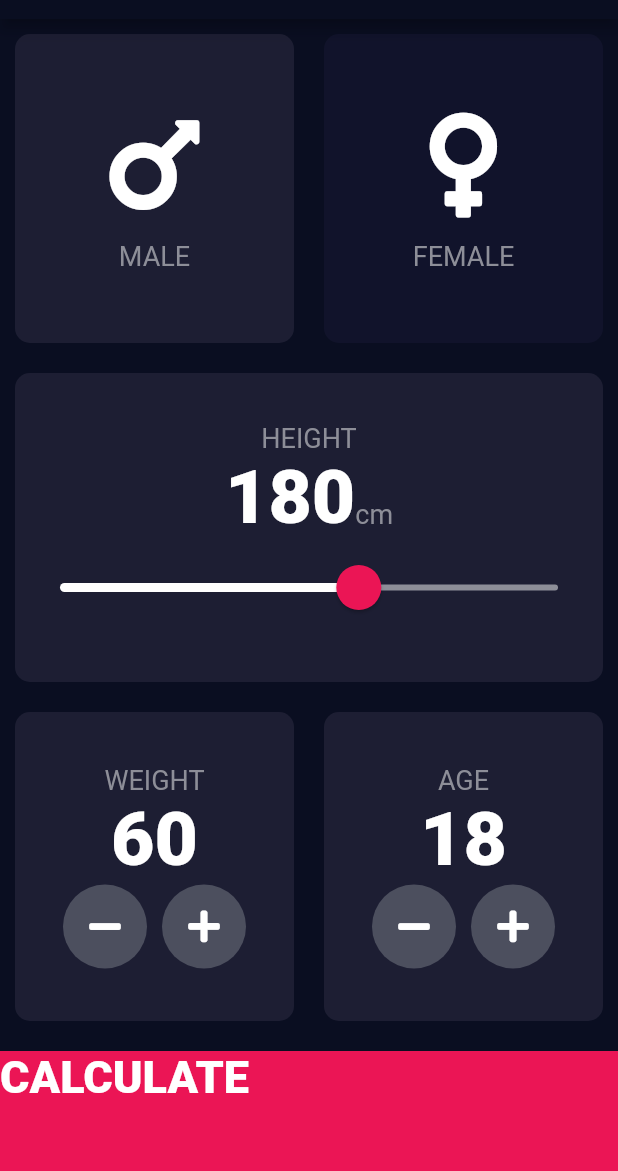
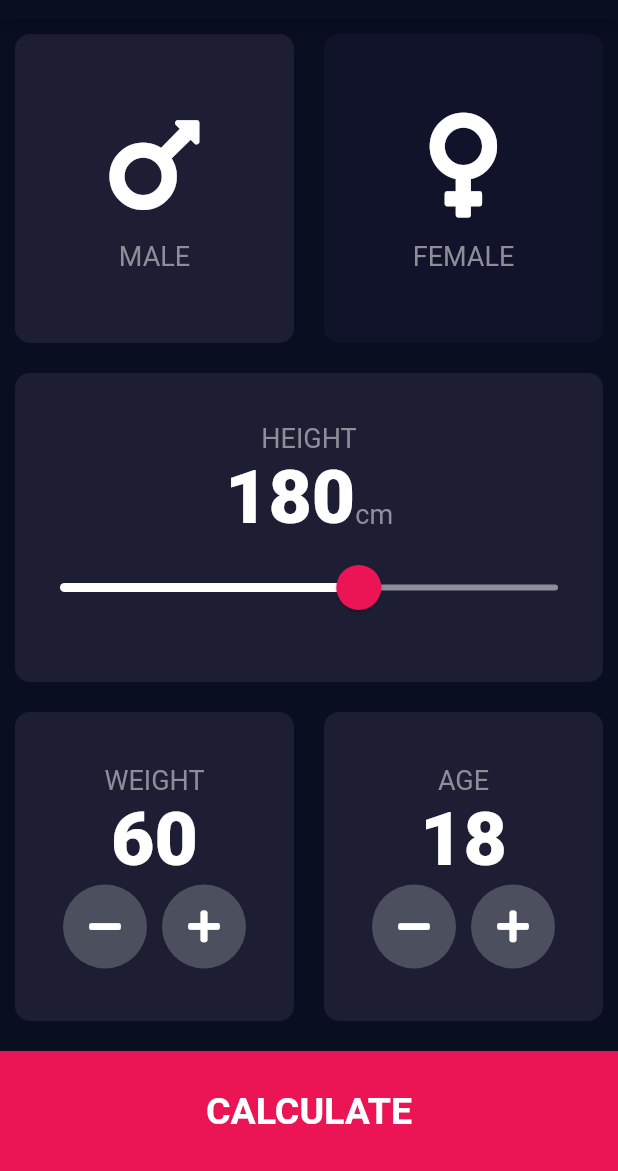
Before and after one commit to prashantsumfactor/bmiCalculator, a Flutter app: the screen it shows after launch, on a phone screen of 412 x 824 dp, the part 65-1236 px from its top. Run offline on Flutter 3.47's test engine with Material 2 defaults, Android fonts, the phone set to English and light mode, and no system bars; our stand-ins replace font_awesome_flutter.

```diff
--- /dev/null
+++ b/lib/component/bottom_button.dart
@@ -0,0 +1,29 @@
+import 'package:flutter/material.dart';
+import '../constant.dart';
+
+class BottomButton extends StatelessWidget {
+
+  BottomButton({required this.buttonTitle, required this.onTap});
+
+  final String buttonTitle;
+  final GestureTapCallback onTap;
+
+  @override
+  Widget build(BuildContext context) {
+    return GestureDetector(
+      onTap: onTap,
+      child: Container(
+        color: kBottomColor,
+        width: double.infinity,
+        height: kBottomContainerHeight,
+        margin: const EdgeInsets.only(top: 10.0),
+        child: Center(
+          child: Text(
+            buttonTitle,
+            style: kLargeButtonTextStyle,
+          ),
+        ),
+      ),
+    );
+  }
+}
--- a/lib/icon_content.dart
+++ b/lib/component/icon_content.dart
@@ -1,5 +1,5 @@
 import 'package:flutter/material.dart';
-import 'constant.dart';
+import '../constant.dart';
 
 class IconContent extends StatelessWidget {
   IconContent({required this.name, required this.icon});
--- /dev/null
+++ b/lib/component/roundIcon_button.dart
@@ -0,0 +1,23 @@
+import 'package:flutter/material.dart';
+
+class RoundIconButton extends StatelessWidget {
+  RoundIconButton({required this.icon, required this.onPressed});
+
+  final IconData icon;
+  final GestureTapCallback onPressed;
+
+  @override
+  Widget build(BuildContext context) {
+    return RawMaterialButton(
+      onPressed: onPressed,
+      elevation: 0.0,
+      child: Icon(icon),
+      constraints: BoxConstraints.tightFor(
+        width: 56.0,
+        height: 56.0,
+      ),
+      shape: CircleBorder(),
+      fillColor: Color(0xFF4C4F5E),
+    );
+  }
+}
--- a/lib/main.dart
+++ b/lib/main.dart
@@ -1,5 +1,5 @@
 import 'package:flutter/material.dart';
-import 'inout_page.dart';
+import 'screens/inout_page.dart';
 
 void main() => runApp(const BmiCalculator());
 
@@ -12,7 +12,7 @@ class BmiCalculator extends StatelessWidget {
       theme: ThemeData.dark().copyWith(
         scaffoldBackgroundColor: const Color(0xFF0A0E21),
       ),
-      home: InputPage(),
+      home: const InputPage(),
     );
   }
 }
--- a/lib/inout_page.dart
+++ b/lib/screens/inout_page.dart
@@ -1,9 +1,11 @@
 import 'package:flutter/material.dart';
 import 'package:font_awesome_flutter/font_awesome_flutter.dart';
-import 'icon_content.dart';
-import 'reusable_card.dart';
-import 'constant.dart';
+import '../component/icon_content.dart';
+import '../component/reusable_card.dart';
+import '../constant.dart';
 import 'result_page.dart';
+import '../component/bottom_button.dart';
+import '../component/roundIcon_button.dart';
 
 class InputPage extends StatefulWidget {
   const InputPage({super.key});
@@ -208,46 +210,11 @@ class _MyHomePageState extends State<InputPage> {
               )
             ],
           )),
-          GestureDetector(
-            onTap: () {
-              Navigator.push(context,
-                  MaterialPageRoute(builder: (context) => const ResultPage()));
-            },
-            child: Container(
-              color: kBottomColor,
-              width: double.infinity,
-              height: kBottomContainerHeight,
-              margin: const EdgeInsets.only(top: 10.0),
-              child: const Text(
-                'CALCULATE',
-                style: TextStyle(fontSize: 30.0, fontWeight: FontWeight.w900),
-              ),
-            ),
-          ),
+          BottomButton(buttonTitle: 'CALCULATE',onTap: (){
+            Navigator.push(context, MaterialPageRoute(builder: (context) => const ResultPage()));
+          },),
         ],
       ),
     );
   }
 }
-
-class RoundIconButton extends StatelessWidget {
-  RoundIconButton({required this.icon, required this.onPressed});
-
-  final IconData icon;
-  final GestureTapCallback onPressed;
-
-  @override
-  Widget build(BuildContext context) {
-    return RawMaterialButton(
-      onPressed: onPressed,
-      elevation: 0.0,
-      child: Icon(icon),
-      constraints: BoxConstraints.tightFor(
-        width: 56.0,
-        height: 56.0,
-      ),
-      shape: CircleBorder(),
-      fillColor: Color(0xFF4C4F5E),
-    );
-  }
-}
```
Also changed, not shown: lib/constant.dart (+25 -0 lines), lib/result_page.dart (deleted, +0 -15 lines), lib/screens/result_page.dart (added, +65 -0 lines), lib/component/reusable_card.dart (renamed from lib/reusable_card.dart).
